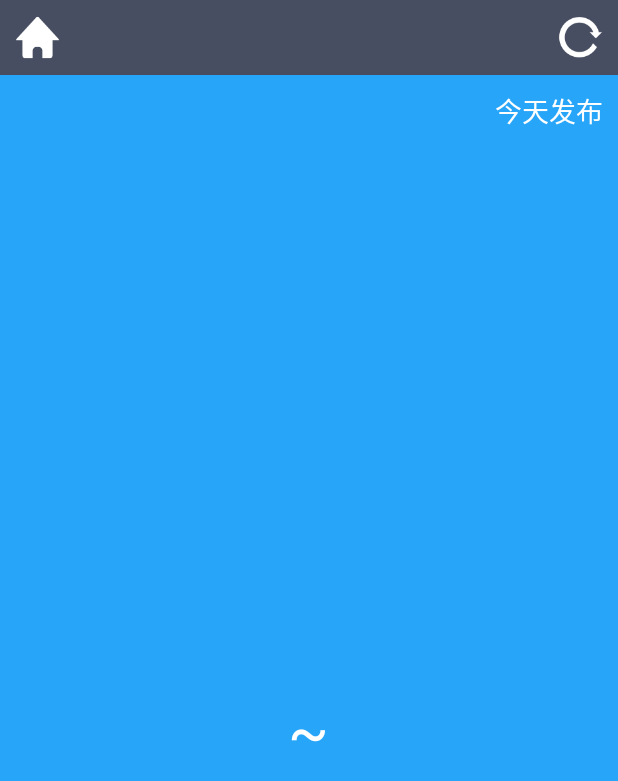
After one commit to SaySai/coolweather, an Android app: the WeatherActivity screen opened directly, with no data from a screen before it, on a phone screen of 412 x 824 dp. The commit adds this screen. Shown: the top 781 px of the screen. Run offline under Robolectric (Android 15) with nearby library versions, the phone set to English and light mode, and no system bars.

Commit message:
加入显示天气信息的功能。

```diff
--- a/app/src/main/AndroidManifest.xml
+++ b/app/src/main/AndroidManifest.xml
@@ -22,6 +22,8 @@
             </intent-filter>
         </activity>
 
+        <activity android:name="com.example.isay.coolweather.activity.WeatherActivity"></activity>
+
 
     </application>
 
--- a/app/src/main/java/com/example/isay/coolweather/activity/ChooseAreaActivity.java
+++ b/app/src/main/java/com/example/isay/coolweather/activity/ChooseAreaActivity.java
@@ -2,7 +2,10 @@ package com.example.isay.coolweather.activity;
 
 import android.app.Activity;
 import android.app.ProgressDialog;
+import android.content.Intent;
+import android.content.SharedPreferences;
 import android.os.Bundle;
+import android.preference.PreferenceManager;
 import android.text.TextUtils;
 import android.view.View;
 import android.view.Window;
@@ -72,14 +75,14 @@ public class ChooseAreaActivity extends Activity {
     @Override
     protected void onCreate(Bundle savedInstanceState) {
         super.onCreate(savedInstanceState);
-        /*isFromWeatherActivity = getIntent().getBooleanExtra("from_weather_activity", false);
+        //isFromWeatherActivity = getIntent().getBooleanExtra("from_weather_activity", false);
         SharedPreferences prefs = PreferenceManager.getDefaultSharedPreferences(this);
-        if (prefs.getBoolean("city_selected", false) && !isFromWeatherActivity) {
+        if (prefs.getBoolean("city_selected", false)  ) { //&& !isFromWeatherActivity
             Intent intent = new Intent(this, WeatherActivity.class);
             startActivity(intent);
             finish();
             return;
-        }*/
+        }
         requestWindowFeature(Window.FEATURE_NO_TITLE);
         setContentView(R.layout.choose_area);
         listView = (ListView) findViewById(R.id.list_view);
@@ -97,12 +100,12 @@ public class ChooseAreaActivity extends Activity {
                 } else if (currentLevel == LEVEL_CITY) {
                     selectedCity = cityList.get(index);
                     queryCounties();
-                /*} else if (currentLevel == LEVEL_COUNTY) {
+                } else if (currentLevel == LEVEL_COUNTY) {
                     String countyCode = countyList.get(index).getCountyCode();
                     Intent intent = new Intent(ChooseAreaActivity.this, WeatherActivity.class);
                     intent.putExtra("county_code", countyCode);
                     startActivity(intent);
-                    finish();*/
+                    finish();
                 }
             }
         });
--- /dev/null
+++ b/app/src/main/java/com/example/isay/coolweather/activity/WeatherActivity.java
@@ -0,0 +1,182 @@
+package com.example.isay.coolweather.activity;
+
+import android.app.Activity;
+import android.content.SharedPreferences;
+import android.os.Bundle;
+import android.preference.PreferenceManager;
+import android.text.TextUtils;
+import android.view.View;
+import android.view.Window;
+import android.widget.Button;
+import android.widget.LinearLayout;
+import android.widget.TextView;
+
+import com.example.isay.coolweather.R;
+import com.example.isay.coolweather.util.HttpCallbackListener;
+import com.example.isay.coolweather.util.HttpUtil;
+import com.example.isay.coolweather.util.Utility;
+
+/**
+ * Created by isay on 2/1/2016.
+ */
+public class WeatherActivity extends Activity {
+
+    private LinearLayout weatherInfoLayout;
+    /**
+     * 用于显示城市名
+     */
+    private TextView cityNameText;
+    /**
+     * 用于显示发布时间
+     */
+    private TextView publishText;
+    /**
+     * 用于显示天气描述信息
+     */
+    private TextView weatherDespText;
+    /**
+     * 用于显示气温1
+     */
+    private TextView temp1Text;
+    /**
+     * 用于显示气温2
+     */
+    private TextView temp2Text;
+    /**
+     * 用于显示当前日期
+     */
+    private TextView currentDateText;
+    /**
+     * 切换城市按钮
+     */
+    private Button switchCity;
+    /**
+     * 更新天气按钮
+     */
+    private Button refreshWeather;
+
+    @Override
+    protected void onCreate(Bundle savedInstanceState) {
+        super.onCreate(savedInstanceState);
+        requestWindowFeature(Window.FEATURE_NO_TITLE);
+        setContentView(R.layout.weather_layout);
+        // 初始化各控件
+        weatherInfoLayout = (LinearLayout) findViewById(R.id.weather_info_layout);
+        cityNameText = (TextView) findViewById(R.id.city_name);
+        publishText = (TextView) findViewById(R.id.publish_text);
+        weatherDespText = (TextView) findViewById(R.id.weather_desp);
+        temp1Text = (TextView) findViewById(R.id.temp1);
+        temp2Text = (TextView) findViewById(R.id.temp2);
+        currentDateText = (TextView) findViewById(R.id.current_date);
+//        switchCity = (Button) findViewById(R.id.switch_city);
+//        refreshWeather = (Button) findViewById(R.id.refresh_weather);
+        String countyCode = getIntent().getStringExtra("county_code");
+        if (!TextUtils.isEmpty(countyCode)) {
+            // 有县级代号时就去查询天气
+            publishText.setText("同步中...");
+            weatherInfoLayout.setVisibility(View.INVISIBLE);
+            cityNameText.setVisibility(View.INVISIBLE);
+            queryWeatherCode(countyCode);
+        } else {
+            // 没有县级代号时就直接显示本地天气
+            showWeather();
+        }
+//        switchCity.setOnClickListener(this);
+//        refreshWeather.setOnClickListener(this);
+    }
+
+/*    @Override
+    public void onClick(View v) {
+        switch (v.getId()) {
+            case R.id.switch_city:
+                Intent intent = new Intent(this, ChooseAreaActivity.class);
+                intent.putExtra("from_weather_activity", true);
+                startActivity(intent);
+                finish();
+                break;
+            case R.id.refresh_weather:
+                publishText.setText("同步中...");
+                SharedPreferences prefs = PreferenceManager.getDefaultSharedPreferences(this);
+                String weatherCode = prefs.getString("weather_code", "");
+                if (!TextUtils.isEmpty(weatherCode)) {
+                    queryWeatherInfo(weatherCode);
+                }
+                break;
+            default:
+                break;
+        }
+    }*/
+
+    /**
+     * 查询县级代号所对应的天气代号。
+     */
+    private void queryWeatherCode(String countyCode) {
+        String address = "http://www.weather.com.cn/data/list3/city" + countyCode + ".xml";
+        queryFromServer(address, "countyCode");
+    }
+
+    /**
+     * 查询天气代号所对应的天气。
+     */
+    private void queryWeatherInfo(String weatherCode) {
+        String address = "http://www.weather.com.cn/data/cityinfo/" + weatherCode + ".html";
+        queryFromServer(address, "weatherCode");
+    }
+
+    /**
+     * 根据传入的地址和类型去向服务器查询天气代号或者天气信息。
+     */
+    private void queryFromServer(final String address, final String type) {
+        HttpUtil.sendHttpRequest(address, new HttpCallbackListener() {
+            @Override
+            public void onFinish(final String response) {
+                if ("countyCode".equals(type)) {
+                    if (!TextUtils.isEmpty(response)) {
+                        // 从服务器返回的数据中解析出天气代号
+                        String[] array = response.split("\\|");
+                        if (array != null && array.length == 2) {
+                            String weatherCode = array[1];
+                            queryWeatherInfo(weatherCode);
+                        }
+                    }
+                } else if ("weatherCode".equals(type)) {
+                    // 处理服务器返回的天气信息
+                    Utility.handleWeatherResponse(WeatherActivity.this, response);
+                    runOnUiThread(new Runnable() {
+                        @Override
+                        public void run() {
+                            showWeather();
+                        }
+                    });
+                }
+            }
+
+            @Override
+            public void onError(Exception e) {
+                runOnUiThread(new Runnable() {
+                    @Override
+                    public void run() {
+                        publishText.setText("同步失败");
+                    }
+                });
+            }
+        });
+    }
+
+    /**
+     * 从SharedPreferences文件中读取存储的天气信息，并显示到界面上。
+     */
+    private void showWeather() {
+        SharedPreferences prefs = PreferenceManager.getDefaultSharedPreferences(this);
+        cityNameText.setText( prefs.getString("city_name", ""));
+        temp1Text.setText(prefs.getString("temp1", ""));
+        temp2Text.setText(prefs.getString("temp2", ""));
+        weatherDespText.setText(prefs.getString("weather_desp", ""));
+        publishText.setText("今天" + prefs.getString("publish_time", "") + "发布");
+        currentDateText.setText(prefs.getString("current_date", ""));
+        weatherInfoLayout.setVisibility(View.VISIBLE);
+        cityNameText.setVisibility(View.VISIBLE);
+//        Intent intent = new Intent(this, AutoUpdateService.class);
+//        startService(intent);
+    }
+}
--- a/app/src/main/java/com/example/isay/coolweather/util/Utility.java
+++ b/app/src/main/java/com/example/isay/coolweather/util/Utility.java
@@ -1,11 +1,21 @@
 package com.example.isay.coolweather.util;
 
+import android.content.Context;
+import android.content.SharedPreferences;
+import android.preference.PreferenceManager;
 import android.text.TextUtils;
 
 import com.example.isay.coolweather.db.CoolWeatherDB;
 import com.example.isay.coolweather.model.City;
 import com.example.isay.coolweather.model.County;
 import com.example.isay.coolweather.model.Province;
+
+import org.json.JSONException;
+import org.json.JSONObject;
+
+import java.text.SimpleDateFormat;
+import java.util.Date;
+import java.util.Locale;
 
 /**
  * Created by isay on 1/31/2016.
@@ -83,7 +93,7 @@ public class Utility {
     /**
      * 解析服务器返回的JSON数据，并将解析出的数据存储到本地。
      */
-/*    public static void handleWeatherResponse(Context context, String response) {
+    public static void handleWeatherResponse(Context context, String response) {
         try {
             JSONObject jsonObject = new JSONObject(response);
             JSONObject weatherInfo = jsonObject.getJSONObject("weatherinfo");
@@ -100,9 +110,9 @@ public class Utility {
         }
     }
 
-    *//**
+    /**
      * 将服务器返回的所有天气信息存储到SharedPreferences文件中。
-     *//*
+     */
     public static void saveWeatherInfo(Context context, String cityName,
                                        String weatherCode, String temp1, String temp2, String weatherDesp,
                                        String publishTime) {
@@ -118,5 +128,5 @@ public class Utility {
         editor.putString("publish_time", publishTime);
         editor.putString("current_date", sdf.format(new Date()));
         editor.commit();
-    }*/
+    }
 }
--- /dev/null
+++ b/app/src/main/res/layout/weather_layout.xml
@@ -0,0 +1,113 @@
+<?xml version="1.0" encoding="utf-8"?>
+<LinearLayout xmlns:android="http://schemas.android.com/apk/res/android"
+    android:layout_width="match_parent"
+    android:layout_height="match_parent"
+    android:orientation="vertical">
+
+    <RelativeLayout
+        android:layout_width="match_parent"
+        android:layout_height="50dp"
+        android:background="#484E61" >
+
+        <Button
+            android:id="@+id/switch_city"
+            android:layout_width="30dp"
+            android:layout_height="30dp"
+            android:layout_centerVertical="true"
+            android:layout_marginLeft="10dp"
+            android:background="@mipmap/home" />
+
+        <TextView
+            android:id="@+id/city_name"
+            android:layout_width="wrap_content"
+            android:layout_height="wrap_content"
+            android:layout_centerInParent="true"
+            android:textColor="#fff"
+            android:textSize="24sp" />
+
+        <Button
+            android:id="@+id/refresh_weather"
+            android:layout_width="30dp"
+            android:layout_height="30dp"
+            android:layout_alignParentRight="true"
+            android:layout_centerVertical="true"
+            android:layout_marginRight="10dp"
+            android:background="@mipmap/refresh" />
+    </RelativeLayout>
+
+    <RelativeLayout
+        android:layout_width="match_parent"
+        android:layout_height="0dp"
+        android:layout_weight="1"
+        android:background="#27A5F9" >
+
+        <TextView
+            android:id="@+id/publish_text"
+            android:layout_width="wrap_content"
+            android:layout_height="wrap_content"
+            android:layout_alignParentRight="true"
+            android:layout_marginRight="10dp"
+            android:layout_marginTop="10dp"
+            android:textColor="#FFF"
+            android:textSize="18sp" />
+
+        <LinearLayout
+            android:id="@+id/weather_info_layout"
+            android:layout_width="wrap_content"
+            android:layout_height="wrap_content"
+            android:layout_centerInParent="true"
+            android:orientation="vertical" >
+
+            <TextView
+                android:id="@+id/current_date"
+                android:layout_width="wrap_content"
+                android:layout_height="40dp"
+                android:gravity="center"
+                android:textColor="#FFF"
+                android:textSize="18sp" />
+
+            <TextView
+                android:id="@+id/weather_desp"
+                android:layout_width="wrap_content"
+                android:layout_height="60dp"
+                android:layout_gravity="center_horizontal"
+                android:gravity="center"
+                android:textColor="#FFF"
+                android:textSize="40sp" />
+
+            <LinearLayout
+                android:layout_width="wrap_content"
+                android:layout_height="60dp"
+                android:layout_gravity="center_horizontal"
+                android:orientation="horizontal" >
+
+                <TextView
+                    android:id="@+id/temp1"
+                    android:layout_width="wrap_content"
+                    android:layout_height="wrap_content"
+                    android:layout_gravity="center_vertical"
+                    android:textColor="#FFF"
+                    android:textSize="40sp" />
+
+                <TextView
+                    android:layout_width="wrap_content"
+                    android:layout_height="wrap_content"
+                    android:layout_gravity="center_vertical"
+                    android:layout_marginLeft="10dp"
+                    android:layout_marginRight="10dp"
+                    android:text="~"
+                    android:textColor="#FFF"
+                    android:textSize="40sp" />
+
+                <TextView
+                    android:id="@+id/temp2"
+                    android:layout_width="wrap_content"
+                    android:layout_height="wrap_content"
+                    android:layout_gravity="center_vertical"
+                    android:textColor="#FFF"
+                    android:textSize="40sp" />
+            </LinearLayout>
+        </LinearLayout>
+    </RelativeLayout>
+
+</LinearLayout>
```
Also changed, not shown: app/src/main/res/mipmap-hdpi/home.png (added), app/src/main/res/mipmap-hdpi/refresh.png (added).
